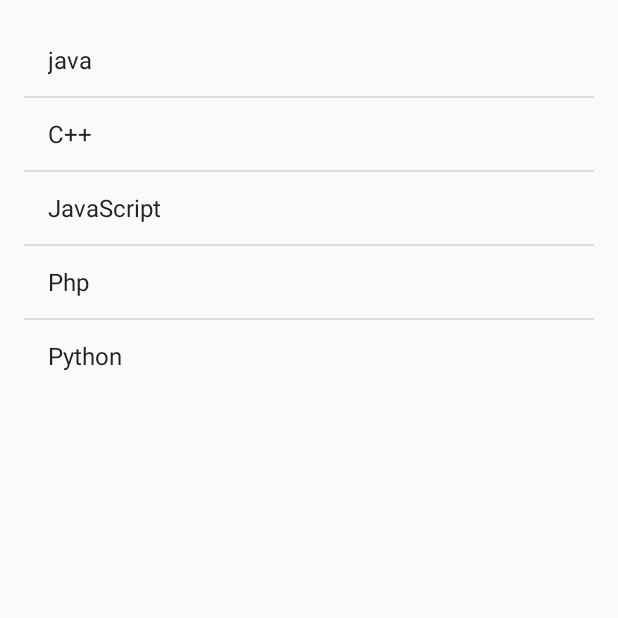
After one commit to wangwei1121/iweibo, an Android app: the NewsActivity screen opened directly, with no data from a screen before it, on a phone screen of 412 x 824 dp, the top half of it. The commit adds this screen. Run offline under Robolectric (Android 15) with nearby library versions, the phone set to English and light mode, and no system bars.

Commit message:
列表展示

```diff
--- a/app/src/main/java/com/snail/iweibo/oauth/Constants.java
+++ b/app/src/main/java/com/snail/iweibo/oauth/Constants.java
@@ -4,10 +4,16 @@ package com.snail.iweibo.oauth;
  * Created by wang.weib on 2016/1/29.
  */
 public interface Constants {
-    public static final String APP_KEY = "2160936024";           // 应用的APP_KEY
-    public static final String REDIRECT_URL = "http://www.sina.com";// 应用的回调页
-    public static final String SCOPE = "email,direct_messages_read,direct_messages_write,"
-                    + "friendships_groups_read,friendships_groups_write,statuses_to_me_read,"
-                    + "follow_app_official_microblog," + "invitation_write";
+    String PROJECT_NAME = "iweibo";
+    String SINA_TOKEN = "sina_token";
+
+    String APP_KEY = "2160936024";           // 应用的APP_KEY
+    String REDIRECT_URL = "http://www.sina.com";// 应用的回调页
+    String SCOPE = "email,direct_messages_read,direct_messages_write,"
+            + "friendships_groups_read,friendships_groups_write,statuses_to_me_read,"
+            + "follow_app_official_microblog," + "invitation_write";
+
+    //最新的公共微博
+    String PUBLIC_TIMELINE = "https://api.weibo.com/2/statuses/public_timeline.json";
 
 }
--- a/app/src/main/java/com/snail/iweibo/ui/activity/MainActivity.java
+++ b/app/src/main/java/com/snail/iweibo/ui/activity/MainActivity.java
@@ -58,6 +58,10 @@ public class MainActivity extends BaseAppCompatActivity<IMainActivityView> {
                 Intent intent = new Intent(MainActivity.this, WBAuthActivity.class);
                 MainActivity.this.startActivity(intent);
                 break;
+            case R.id.message_frame:
+                intent = new Intent(MainActivity.this, NewsActivity.class);
+                MainActivity.this.startActivity(intent);
+                break;
             default:
                 break;
         }
--- /dev/null
+++ b/app/src/main/java/com/snail/iweibo/ui/activity/NewsActivity.java
@@ -0,0 +1,130 @@
+package com.snail.iweibo.ui.activity;
+
+import android.app.Activity;
+import android.content.SharedPreferences;
+import android.support.v7.app.AppCompatActivity;
+import android.os.Bundle;
+import android.util.Log;
+import android.view.Menu;
+import android.view.MenuItem;
+import android.view.View;
+import android.widget.AbsListView;
+import android.widget.AdapterView;
+import android.widget.ArrayAdapter;
+import android.widget.SimpleAdapter;
+import com.snail.iweibo.R;
+import com.snail.iweibo.oauth.Constants;
+import java.io.IOException;
+import java.util.HashMap;
+import java.util.List;
+import java.util.Map;
+
+import okhttp3.OkHttpClient;
+import okhttp3.Request;
+import okhttp3.Response;
+import android.widget.ListView;
+import android.widget.AbsListView.OnScrollListener;
+import android.widget.AdapterView.OnItemClickListener;
+import android.widget.Toast;
+
+public class NewsActivity extends AppCompatActivity implements OnItemClickListener,OnScrollListener {
+
+    private ListView listView;
+    private SimpleAdapter simple_adapter;
+    private List<Map<String, Object>> list;
+    private int i=0;
+
+    @Override
+    protected void onCreate(Bundle savedInstanceState) {
+        super.onCreate(savedInstanceState);
+        setContentView(R.layout.activity_news);
+
+        // 匹配布局文件中的ListView控件
+        listView = (ListView) findViewById(R.id.listView);
+        // 数据适配器的定义
+        String[] data = new String[] { "java", "C++", "JavaScript", "Php","Python" };
+        ArrayAdapter<String> adapter = new ArrayAdapter<String>(NewsActivity.this, android.R.layout.simple_list_item_1, data);
+        // 给ListView设置数据适配器
+        listView.setAdapter(adapter);
+        // 设置ListView的元素被选中时的事件处理监听器
+        listView.setOnItemClickListener(this);
+
+        new Thread(){
+            @Override
+            public void run(){
+                OkHttpClient okHttpClient = new OkHttpClient();
+                SharedPreferences sp = getSharedPreferences(Constants.PROJECT_NAME, Activity.MODE_PRIVATE);
+                Log.d("com.snail.iweibo",sp.getString(Constants.SINA_TOKEN,""));
+                Request request = new Request.Builder().url(Constants.PUBLIC_TIMELINE + "?access_token=" + sp.getString(Constants.SINA_TOKEN,"")).build();
+                try{
+                    Response response = okHttpClient.newCall(request).execute();
+                    Log.i("com.snail.iweibo","###################" + response.body().string());
+                    if(response.isSuccessful()){
+                        Log.i("com.snail.iweibo","###################" + response.body().string());
+                    }
+                }catch(IOException e){
+                    e.printStackTrace();
+                    Log.e("com.snail.iweibo",e.getMessage());
+                }
+            }
+        }.start();
+    }
+
+    @Override
+    public boolean onCreateOptionsMenu(Menu menu) {
+        // Inflate the menu; this adds items to the action bar if it is present.
+        getMenuInflater().inflate(R.menu.menu_news, menu);
+        return true;
+    }
+
+    @Override
+    public boolean onOptionsItemSelected(MenuItem item) {
+        // Handle action bar item clicks here. The action bar will
+        // automatically handle clicks on the Home/Up button, so long
+        // as you specify a parent activity in AndroidManifest.xml.
+        int id = item.getItemId();
+
+        //noinspection SimplifiableIfStatement
+        if (id == R.id.action_settings) {
+            return true;
+        }
+
+        return super.onOptionsItemSelected(item);
+    }
+
+    // (5)事件处理监听器方法
+    @Override
+    public void onItemClick(AdapterView<?> parent, View view, int position,long id) {
+        // TODO Auto-generated method stub
+        // 获取点击ListView item中的内容信息
+        String text = listView.getItemAtPosition(position) + "";
+        // 弹出Toast信息显示点击位置和内容
+        Toast.makeText(NewsActivity.this, "position=" + position + " content=" + text, Toast.LENGTH_SHORT).show();
+    }
+
+    @Override
+    public void onScrollStateChanged(AbsListView view, int scrollState) {
+        // TODO Auto-generated method stub
+        // 手指离开屏幕前，用力滑了一下
+        if (scrollState == SCROLL_STATE_FLING) {
+            Toast.makeText(NewsActivity.this, "用力滑一下",Toast.LENGTH_SHORT).show();
+            Map<String, Object> map = new HashMap<String, Object>();
+            map.put("text", "滚动添加 "+i++);
+            map.put("image", R.drawable.ic_launcher);
+            list.add(map);
+            listView.setAdapter(simple_adapter);
+            simple_adapter.notifyDataSetChanged();
+        } else
+            // 停止滚动
+            if (scrollState == SCROLL_STATE_IDLE) {
+            } else if (scrollState == SCROLL_STATE_TOUCH_SCROLL) {// 正在滚动
+
+            }
+    }
+
+    @Override
+    public void onScroll(AbsListView view, int firstVisibleItem,int visibleItemCount, int totalItemCount) {
+        // TODO Auto-generated method stub
+
+    }
+}
--- /dev/null
+++ b/app/src/main/res/layout/activity_news.xml
@@ -0,0 +1,15 @@
+<RelativeLayout xmlns:android="http://schemas.android.com/apk/res/android"
+    xmlns:tools="http://schemas.android.com/tools" android:layout_width="match_parent"
+    android:layout_height="match_parent" android:paddingLeft="@dimen/activity_horizontal_margin"
+    android:paddingRight="@dimen/activity_horizontal_margin"
+    android:paddingTop="@dimen/activity_vertical_margin"
+    android:paddingBottom="@dimen/activity_vertical_margin"
+    tools:context="com.snail.iweibo.ui.activity.NewsActivity">
+
+    <ListView
+        android:id="@+id/listView"
+        android:layout_width="match_parent"
+        android:layout_height="wrap_content" >
+    </ListView>
+
+</RelativeLayout>
--- /dev/null
+++ b/app/src/main/res/menu/menu_news.xml
@@ -0,0 +1,7 @@
+<menu xmlns:android="http://schemas.android.com/apk/res/android"
+    xmlns:app="http://schemas.android.com/apk/res-auto"
+    xmlns:tools="http://schemas.android.com/tools"
+    tools:context="com.snail.iweibo.ui.activity.NewsActivity">
+    <item android:id="@+id/action_settings" android:title="@string/action_settings"
+        android:orderInCategory="100" app:showAsAction="never" />
+</menu>
--- a/app/src/main/res/menu/navigation_menu.xml
+++ b/app/src/main/res/menu/navigation_menu.xml
@@ -21,6 +21,6 @@
         <item
             android:id="@+id/oauth_frame"
             android:icon="@mipmap/ic_launcher"
-            android:title="好友"/>
+            android:title="认证"/>
     </group>
 </menu>
--- a/app/src/main/res/values/strings.xml
+++ b/app/src/main/res/values/strings.xml
@@ -172,4 +172,5 @@
     <string name="weibosdk_demo_launch_poi_page">POI页面</string>
     <string name="weibosdk_demo_launch_mblog_detail">查看微博正文</string>
     <string name="weibosdk_demo_launch_qrcode">扫描二维码界面</string>
+    <string name="title_activity_news">NewsActivity</string>
 </resources>
```
Also changed, not shown: app/src/main/AndroidManifest.xml (+10 -7 lines), app/src/main/java/com/snail/iweibo/ui/activity/WBAuthActivity.java (+8 -1 lines), app/src/main/res/layout/news_list_item.xml (added, +21 -0 lines), app/src/main/res/drawable-hdpi/ic_launcher.png (added), app/src/main/res/drawable-mdpi/ic_launcher.png (added), app/src/main/res/drawable-xhdpi/ic_launcher.png (added), app/src/main/res/drawable-xxhdpi/ic_launcher.png (added), 4 other files.
